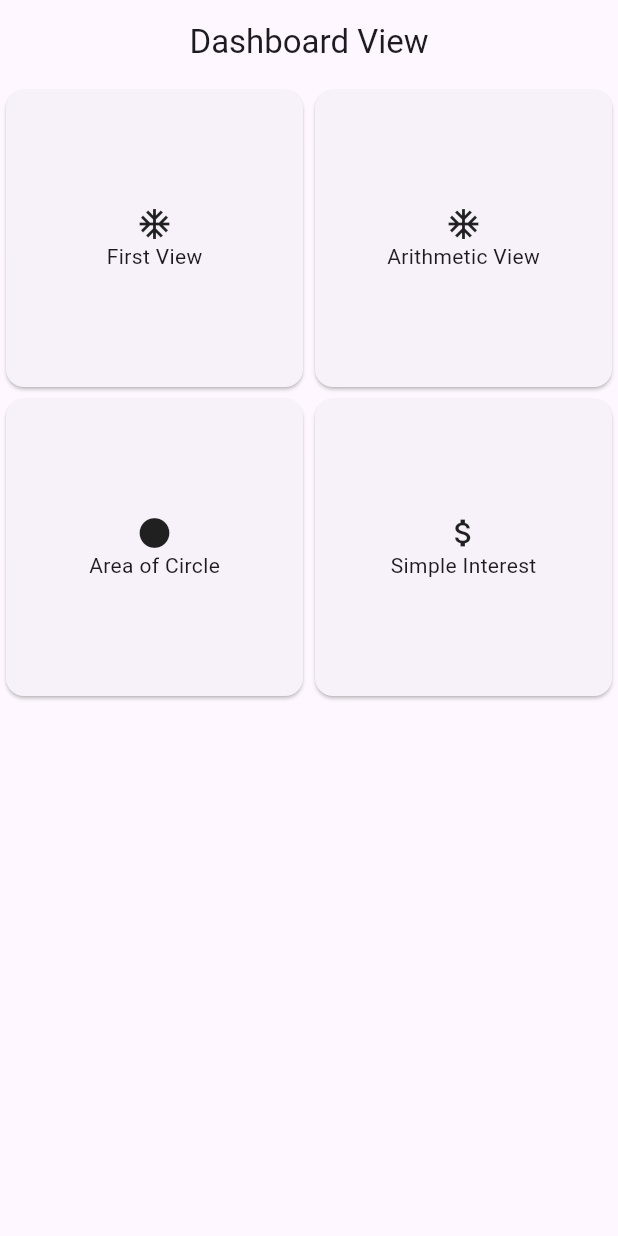
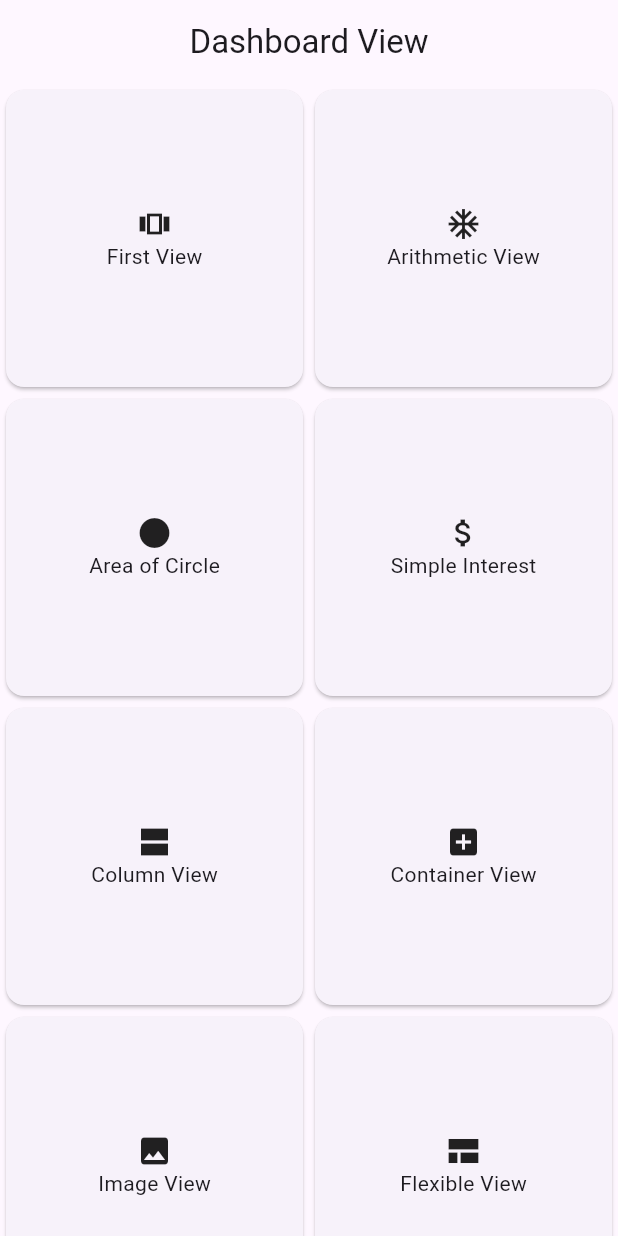
Before and after one commit to SammanBaral/first_flutter_apps, a Flutter app: the screen it shows after launch, on a phone screen of 412 x 824 dp. Run offline on Flutter 3.47's test engine with Material 3 defaults, Android fonts, the phone set to English and light mode, and no system bars.

Commit message:
till 05-12 2024

```diff
--- /dev/null
+++ b/lib/model/student.dart
@@ -0,0 +1,12 @@
+// Model class for Student
+class Student {
+  final String fname;
+  final String lname;
+  final String city;
+
+  Student({
+    required this.fname,
+    required this.lname,
+    required this.city,
+  });
+}
--- a/lib/view/dashboard_view.dart
+++ b/lib/view/dashboard_view.dart
@@ -1,7 +1,13 @@
 import 'package:first_flutter_apps/view/arithmetic_view.dart';
+import 'package:first_flutter_apps/view/column_view.dart';
+import 'package:first_flutter_apps/view/container_view.dart';
 import 'package:first_flutter_apps/view/first_view.dart';
+import 'package:first_flutter_apps/view/flexible_expanded_view.dart';
+import 'package:first_flutter_apps/view/image_view.dart';
+import 'package:first_flutter_apps/view/show_snackbar_view.dart';
 import 'package:first_flutter_apps/view/simple_interest_view.dart';
 import 'package:first_flutter_apps/view/area_of_circle_view.dart';
+import 'package:first_flutter_apps/view/student_details_view.dart';
 import 'package:flutter/material.dart';
 
 class DashboardView extends StatelessWidget {
@@ -29,7 +35,7 @@ class DashboardView extends StatelessWidget {
               child: const Column(
                 mainAxisAlignment: MainAxisAlignment.center,
                 children: [
-                  Icon(Icons.ac_unit),
+                  Icon(Icons.view_carousel_outlined),
                   Text('First View'),
                 ],
               ),
@@ -86,6 +92,108 @@ class DashboardView extends StatelessWidget {
                 ],
               ),
             ),
+          ),
+        Card(
+            child: InkWell(
+              onTap: () {
+                Navigator.push(
+                  context,
+                  MaterialPageRoute(builder: (context) => const ColumnView()),
+                );
+              },
+              child: const Column(
+                mainAxisAlignment: MainAxisAlignment.center,
+                children: [
+                  Icon(Icons.view_agenda_sharp),
+                  Text('Column View'),
+                ],
+              ),
+            ),
+          ),
+          Card(
+            child: InkWell(
+              onTap: () {
+                Navigator.push(
+                  context,
+                  MaterialPageRoute(builder: (context) => const ContainerView()),
+                );
+              },
+              child: const Column(
+                mainAxisAlignment: MainAxisAlignment.center,
+                children: [
+                  Icon(Icons.add_box),
+                  Text('Container View'),
+                ],
+              ),
+            ),
+          ),
+          Card(
+            child: InkWell(
+              onTap: () {
+                Navigator.push(
+                  context,
+                  MaterialPageRoute(builder: (context) => const ImageView()),
+                );
+              },
+              child: const Column(
+                mainAxisAlignment: MainAxisAlignment.center,
+                children: [
+                  Icon(Icons.image),
+                  Text('Image View'),
+                ],
+              ),
+            ),
+          ),
+          Card(
+            child: InkWell(
+              onTap: () {
+                Navigator.push(
+                  context,
+                  MaterialPageRoute(builder: (context) => const FlexibleExpandedView()),
+                );
+              },
+              child: const Column(
+                mainAxisAlignment: MainAxisAlignment.center,
+                children: [
+                  Icon(Icons.view_comfortable),
+                  Text('Flexible View'),
+                ],
+              ),
+            ),
+          ),
+          Card(
+            child: InkWell(
+              onTap: () {
+                Navigator.push(
+                  context,
+                  MaterialPageRoute(builder: (context) => const ShowSnackbarView()),
+                );
+              },
+              child: const Column(
+                mainAxisAlignment: MainAxisAlignment.center,
+                children: [
+                  Icon(Icons.view_array),
+                  Text('Show Snackbar View'),
+                ],
+              ),
+            ),
+          ),
+          Card(
+            child: InkWell(
+              onTap: () {
+                Navigator.push(
+                  context,
+                  MaterialPageRoute(builder: (context) => const StudentDetailsView()),
+                );
+              },
+              child: const Column(
+                mainAxisAlignment: MainAxisAlignment.center,
+                children: [
+                  Icon(Icons.person),
+                  Text('Student Details View'),
+                ],
+              ),
+            ),
           )
         ],
       ),
--- a/pubspec.yaml
+++ b/pubspec.yaml
@@ -59,9 +59,9 @@ flutter:
   uses-material-design: true
 
   # To add assets to your application, add an assets section, like this:
-  # assets:
-  #   - images/a_dot_burr.jpeg
-  #   - images/a_dot_ham.jpeg
+  assets:
+    - assets/fonts/
+    - assets/images/
 
   # An image asset can refer to one or more resolution-specific "variants", see
   # https://flutter.dev/assets-and-images/#resolution-aware
```
Also changed, not shown: lib/core/common/student_listview.dart (added, +33 -0 lines), lib/view/column_view.dart (added, +38 -0 lines), lib/view/container_view.dart (added, +39 -0 lines), lib/view/flexible_expanded_view.dart (added, +40 -0 lines), lib/view/image_view.dart (added, +34 -0 lines), lib/view/show_snackbar_view.dart (added, +33 -0 lines), lib/view/student_details_view.dart (added, +131 -0 lines), assets/Images/image_1.png (added), assets/Images/image_2.jpg (added).
